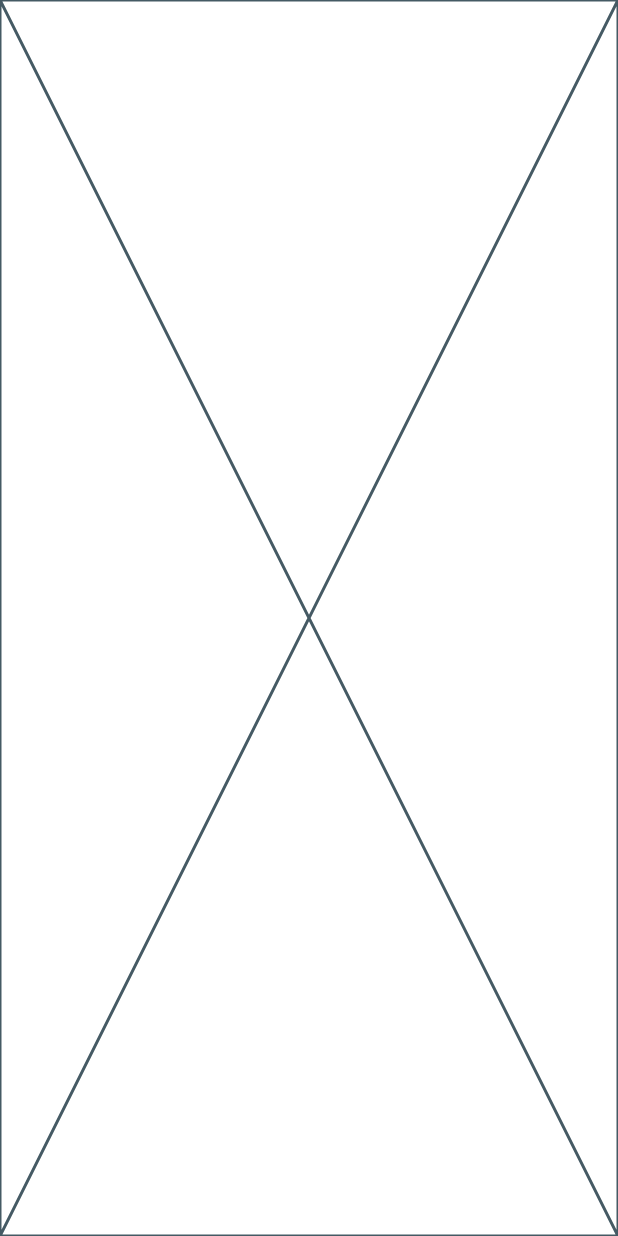
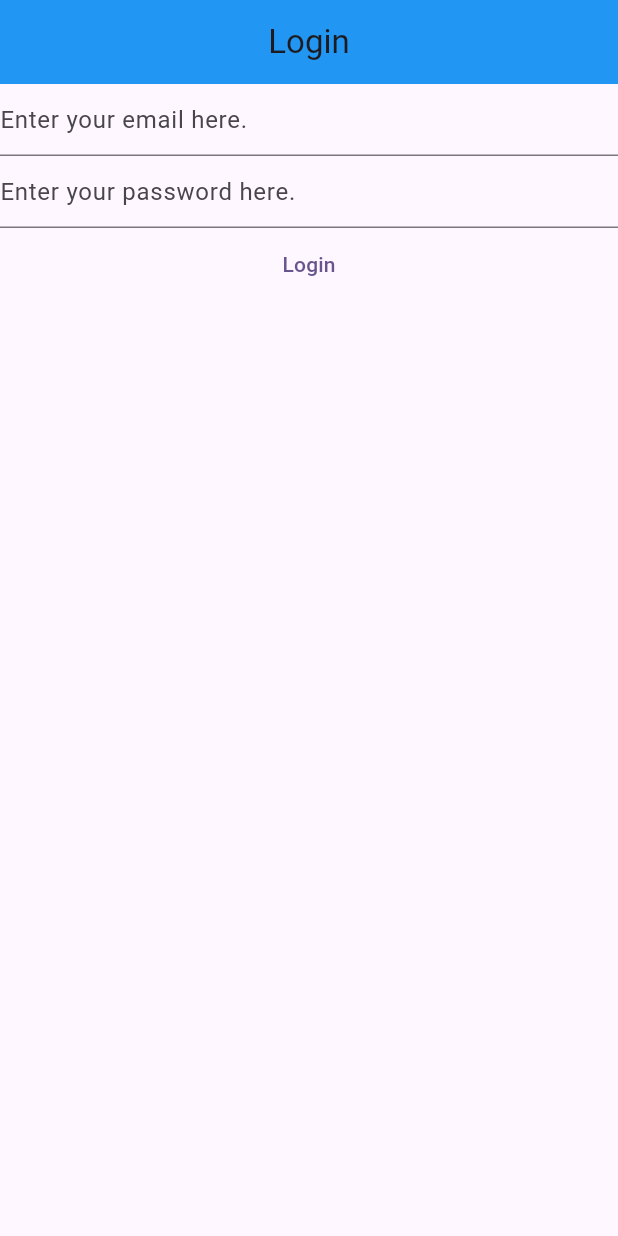
Before and after one commit to NVNHAT99/LearnFlutter, a Flutter app: the screen it shows after launch, on a phone screen of 412 x 824 dp. Run offline on Flutter 3.47's test engine with Material 3 defaults, Android fonts, the phone set to English and light mode, and no system bars; our stand-ins replace firebase_auth, firebase_core; accounts and stored records are empty.

Commit message:
login view

```diff
--- a/mynotes/lib/main.dart
+++ b/mynotes/lib/main.dart
@@ -1,4 +1,5 @@
 import 'package:flutter/material.dart';
+import 'package:mynotes/views/login_screen.dart';
 
 void main() {
   runApp(const MyApp());
@@ -15,16 +16,7 @@ class MyApp extends StatelessWidget {
       theme: ThemeData(
         colorScheme: ColorScheme.fromSeed(seedColor: Colors.deepPurple),
       ),
-      home: const MyHomePage(),
+      home: const LoginScreen(),
     );
   }
 }
-
-class MyHomePage extends StatelessWidget {
-  const MyHomePage({super.key});
-
-  @override
-  Widget build(BuildContext context) {
-    return const Placeholder();
-  }
-}
--- /dev/null
+++ b/mynotes/lib/views/login_screen.dart
@@ -0,0 +1,85 @@
+import 'package:firebase_auth/firebase_auth.dart';
+import 'package:firebase_core/firebase_core.dart';
+import 'package:flutter/material.dart';
+import 'package:mynotes/firebase_options.dart';
+
+class LoginScreen extends StatefulWidget {
+  const LoginScreen({super.key});
+  @override
+  State<LoginScreen> createState() => _LoginScreenState();
+}
+
+class _LoginScreenState extends State<LoginScreen> {
+  late final TextEditingController _email;
+  late final TextEditingController _password;
+
+  @override
+  void initState() {
+    _email = TextEditingController();
+    _password = TextEditingController();
+    super.initState();
+  }
+
+  @override
+  Widget build(BuildContext context) {
+    return Scaffold(
+      appBar: AppBar(
+        backgroundColor: Colors.blue,
+        title: const Text('Login'),
+        centerTitle: true,
+      ),
+      body: FutureBuilder(
+        future: Firebase.initializeApp(
+          options: DefaultFirebaseOptions.currentPlatform,
+        ),
+        builder: (context, snapshot) {
+          switch (snapshot.connectionState) {
+            case ConnectionState.done:
+              return Column(
+                children: [
+                  TextField(
+                    controller: _email,
+                    enableSuggestions: false,
+                    autocorrect: false,
+                    keyboardType: TextInputType.emailAddress,
+                    decoration: const InputDecoration(
+                      hintText: 'Enter your email here.',
+                    ),
+                  ),
+                  TextField(
+                    controller: _password,
+                    obscureText: true,
+                    enableSuggestions: false,
+                    autocorrect: false,
+                    decoration: const InputDecoration(
+                      hintText: 'Enter your password here.',
+                    ),
+                  ),
+                  TextButton(
+                    onPressed: () async {
+                      final email = _email.text;
+                      final password = _password.text;
+                      try {
+                        final userCredential = await FirebaseAuth.instance
+                            .signInWithEmailAndPassword(
+                              email: email,
+                              password: password,
+                            );
+                        print('da vao day');
+                        print(userCredential);
+                      } on FirebaseException catch (error) {
+                        print(error);
+                      }
+                    },
+                    child: const Text('Login'),
+                  ),
+                ],
+              );
+            default:
+              return const Text('Loading...');
+          }
+        },
+      ),
+    );
+  }
+}
--- a/mynotes/pubspec.yaml
+++ b/mynotes/pubspec.yaml
@@ -34,6 +34,8 @@ dependencies:
   # The following adds the Cupertino Icons font to your application.
   # Use with the CupertinoIcons class for iOS style icons.
   cupertino_icons: ^1.0.8
+  firebase_core: ^4.1.1
+  firebase_auth: ^6.1.0
 
 dev_dependencies:
   flutter_test:
```
Also changed, not shown: mynotes/lib/views/register_screen.dart (added, +85 -0 lines), mynotes/firebase.json (added), mynotes/lib/firebase_options.dart (added), 11 other files.
